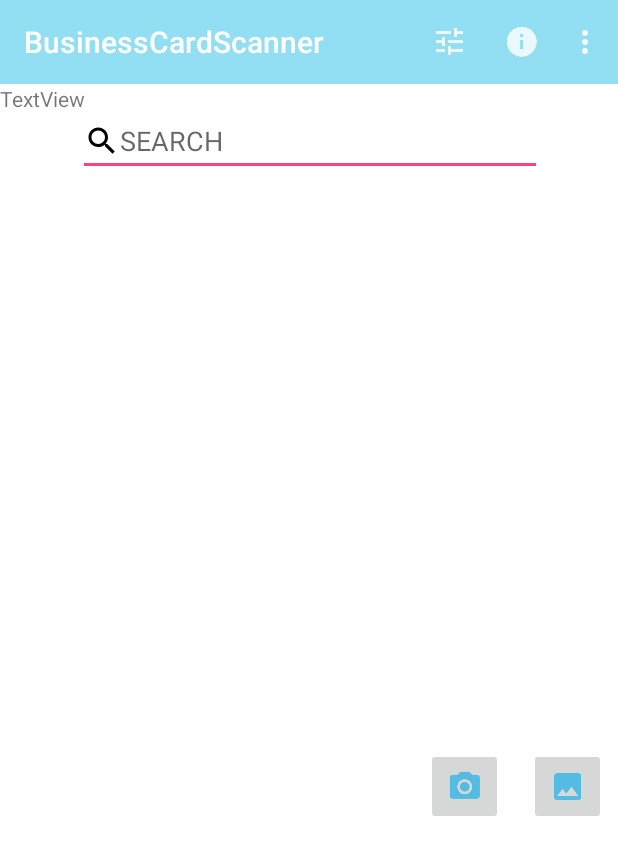
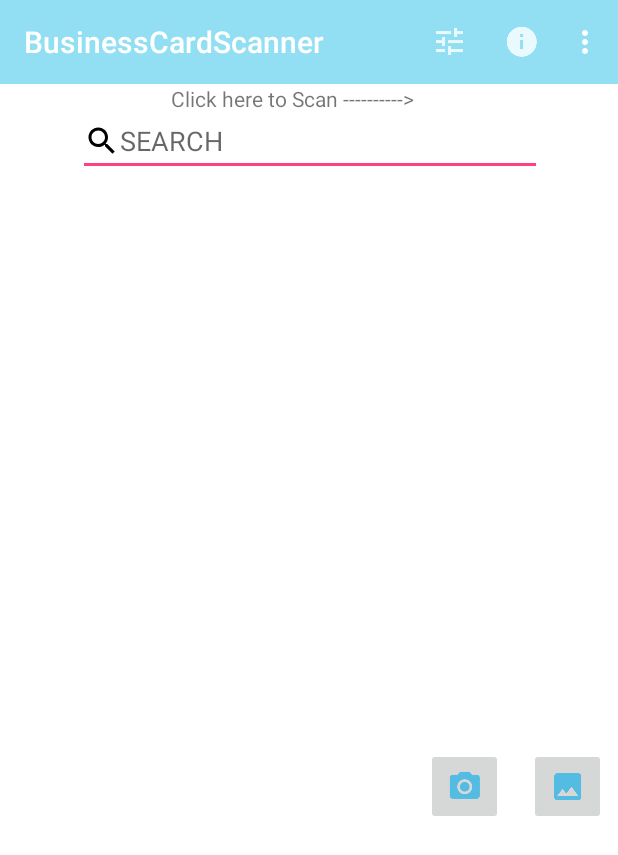
Before and after one commit to markjhollanbricia/BusinessCardScanner, an Android app: the Home screen opened directly, with no data from a screen before it, on a phone screen of 412 x 824 dp. Shown: the top 855 px of the screen. Run offline under Robolectric (Android 15) with nearby library versions, the phone set to English and light mode, and no system bars; libraries missing offline, so code that uses them is left out: com.theartofdev.edmodo.

Commit message:
Polishing of Codes

```diff
--- a/app/src/main/java/com/example/lenovo/businesscardscanner/DBHandler.java
+++ b/app/src/main/java/com/example/lenovo/businesscardscanner/DBHandler.java
@@ -43,6 +43,12 @@ public class DBHandler extends SQLiteOpenHelper
     public void onUpgrade(SQLiteDatabase db, int oldVersion, int newVersion) {
         db.execSQL("DROP TABLE IF EXISTS " + TABLE_NAME);
         onCreate(db);
+    }
+    public void delete(String id)
+    {
+        SQLiteDatabase db = this.getReadableDatabase();
+        db.delete(TABLE_NAME, COL_1 + "=?", new String[]{id});
+        db.close();
     }
     public boolean insertData ( String Name, String Phonenumber, String Email, String Position, String Company, String Country, String Status, byte[] image){
         SQLiteDatabase db = this.getWritableDatabase();
--- a/app/src/main/java/com/example/lenovo/businesscardscanner/Home.java
+++ b/app/src/main/java/com/example/lenovo/businesscardscanner/Home.java
@@ -1,7 +1,10 @@
 package com.example.lenovo.businesscardscanner;
 
 import android.Manifest;
+import android.app.AlertDialog;
+import android.app.Dialog;
 import android.content.ContentValues;
+import android.content.DialogInterface;
 import android.content.Intent;
 import android.content.pm.PackageManager;
 import android.database.Cursor;
@@ -10,6 +13,7 @@ import android.provider.MediaStore;
 import android.support.annotation.NonNull;
 import android.support.annotation.Nullable;
 import android.support.v4.app.ActivityCompat;
+import android.support.v4.app.DialogFragment;
 import android.support.v4.content.ContextCompat;
 import android.support.v7.app.AppCompatActivity;
 import android.os.Bundle;
@@ -37,7 +41,6 @@ public class Home extends AppCompatActivity {
     private static final int STORGE_PERMISION_CODE = 400;
     private static final int IMG_PICK_GALLARY_CODE = 1000;
     private static final int IMG_PICK_CAMERA_CODE = 1001;
-    TextBlock textBlock;
     Uri imgUri;
     String camerPermission[];
     String storgePermission[];
@@ -52,6 +55,7 @@ public class Home extends AppCompatActivity {
     ListView listView;
     TextView msg;
 
+
     @Override
     protected void onCreate(Bundle savedInstanceState)
     {
@@ -64,43 +68,29 @@ public class Home extends AppCompatActivity {
         search = (EditText) findViewById(R.id.editText);
         msg = (TextView) findViewById(R.id.textView3);
         myDB = new DBHandler(this);
+        mList = new ArrayList<>();
+        mAdapter = new RecordListAdapter(this,R.layout.row,mList);
+        ShowData();
+        Notifier();
+        LongClick();
+        Click();
+
+    }
 
 
 
-        mList = new ArrayList<>();
-        mAdapter = new RecordListAdapter(this,R.layout.row,mList);
-        listView.setAdapter(mAdapter);
 
-        Cursor cursor = myDB.getAllData();
-        mList.clear();
 
-            mAdapter.notifyDataSetChanged();
-            if (mList.size() == 0) {
-                Toast.makeText(this, "No record found", Toast.LENGTH_SHORT).show();
-                msg.setVisibility(View.VISIBLE);
 
-            }
-            else
 
+
+
+
+
+
+
+    public void Click()
     {
-                while(cursor.moveToNext()) {
-                    final int id = cursor.getInt(0);
-                    String name = cursor.getString(1);
-                    String company = cursor.getString(5);
-                    byte[] image = cursor.getBlob(7);
-                    String status = cursor.getString(8);
-
-                    mList.add(new Model(id, name, company, image, status));
-
-                }
-            }
-            listView.setOnItemLongClickListener(new AdapterView.OnItemLongClickListener() {
-                @Override
-                public boolean onItemLongClick(AdapterView<?> adapterView, View view, int i, long l) {
-                    return false;
-                }
-            });
-
         listView.setOnItemClickListener(new AdapterView.OnItemClickListener() {
             @Override
             public void onItemClick(AdapterView<?> adapterView, View view, int position, long l) {
@@ -117,8 +107,43 @@ public class Home extends AppCompatActivity {
                 startActivity(intent);
             }
         });
+    }
+    public void LongClick()
+    {
+
+        listView.setOnItemLongClickListener(new AdapterView.OnItemLongClickListener() {
+            @Override
+            public boolean onItemLongClick(AdapterView<?> parent, View view, int position, long id) {
+                openDialog();
+                return true;
+            }
+        });
+    }
+    public void Notifier()
+    {
+        listView.setAdapter(mAdapter);
 
 
+        if (mList.size() == 0) {
+            Toast.makeText(this, "No record found", Toast.LENGTH_SHORT).show();
+            msg.setVisibility(View.VISIBLE);
+
+        }
+        mAdapter.notifyDataSetChanged();
+
+    }
+    public void ShowData()
+    {
+        Cursor cursor = myDB.getAllData();
+        mList.clear();
+        while(cursor.moveToNext()) {
+            final int id = cursor.getInt(0);
+            String name = cursor.getString(1);
+            String company = cursor.getString(5);
+            byte[] image = cursor.getBlob(7);
+            String status = cursor.getString(8);
+            mList.add(new Model(id, name, company, image, status));
+        }
     }
 
     @Override
@@ -252,6 +277,12 @@ public class Home extends AppCompatActivity {
 
         }
     }
+
+    public void openDialog()
+    {
+        com.example.lenovo.businesscardscanner.Dialog Dialog = new com.example.lenovo.businesscardscanner.Dialog();
+        Dialog.show(getSupportFragmentManager(),"example dialog");
+    }
     private void pickCamera() {
         ContentValues contentValues = new ContentValues();
         contentValues.put(MediaStore.Images.Media.TITLE, "NewPic");
--- a/app/src/main/res/layout/activity_home.xml
+++ b/app/src/main/res/layout/activity_home.xml
@@ -6,7 +6,8 @@
     android:layout_height="match_parent"
     android:orientation="vertical"
     android:background="@color/white"
-    tools:context=".Home">
+    tools:context=".Home"
+    android:id="@+id/pullToRefresh">
 
 <ScrollView
     android:layout_width="match_parent"
@@ -103,11 +104,11 @@
                 android:id="@+id/textView3"
                 android:layout_width="wrap_content"
                 android:layout_height="wrap_content"
-                android:text="TextView"
+                android:layout_marginEnd="8dp"
+                android:text="Click here to Scan ---------->"
                 android:visibility="invisible"
-                tools:layout_editor_absoluteX="68dp"
-                tools:layout_editor_absoluteY="458dp"
-                tools:text="Click here to Scan ---------->" />
+                app:layout_constraintEnd_toStartOf="@+id/imageButton2"
+                tools:layout_editor_absoluteY="457dp" />
 
         </android.support.constraint.ConstraintLayout>
 
```
Also changed, not shown: app/src/main/java/com/example/lenovo/businesscardscanner/BScanner.java (+79 -78 lines), app/src/main/java/com/example/lenovo/businesscardscanner/Dialog.java (added, +30 -0 lines), app/src/main/res/layout/row.xml (+6 -6 lines). Lines whose indentation alone changed are shown as unchanged.
